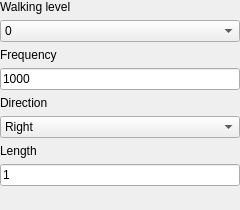
analogdevicesinc/scopy, file ui/patterns/walkingpattern.ui: the form before one commit.
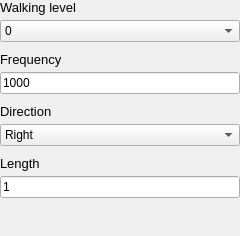
The form after the commit.

Commit message: PatternGenerator: Fix spacing and set font size

Patch:
```diff
--- a/ui/patterns/walkingpattern.ui
+++ b/ui/patterns/walkingpattern.ui
@@ -7,13 +7,16 @@
     <x>0</x>
     <y>0</y>
     <width>240</width>
-    <height>210</height>
+    <height>236</height>
    </rect>
   </property>
   <property name="windowTitle">
    <string>Form</string>
   </property>
-  <layout class="QFormLayout" name="formLayout">
+  <layout class="QVBoxLayout" name="verticalLayout_2">
+   <property name="spacing">
+    <number>10</number>
+   </property>
    <property name="leftMargin">
     <number>0</number>
    </property>
@@ -26,56 +29,86 @@
    <property name="bottomMargin">
     <number>0</number>
    </property>
-   <item row="0" column="0">
+   <item>
+    <layout class="QVBoxLayout" name="verticalLayout_3">
+     <property name="spacing">
+      <number>5</number>
+     </property>
+     <property name="topMargin">
+      <number>0</number>
+     </property>
+     <item>
     <widget class="QLabel" name="label">
+       <property name="styleSheet">
+        <string notr="true">font-size: 13px;</string>
+       </property>
      <property name="text">
       <string>Walking level</string>
      </property>
     </widget>
    </item>
-   <item row="2" column="0">
+     <item>
+      <widget class="QComboBox" name="level_CB">
+       <item>
+        <property name="text">
+         <string>0</string>
+        </property>
+       </item>
+       <item>
+        <property name="text">
+         <string>1</string>
+        </property>
+       </item>
+      </widget>
+     </item>
+    </layout>
+   </item>
+   <item>
+    <layout class="QVBoxLayout" name="verticalLayout_4">
+     <property name="spacing">
+      <number>5</number>
+     </property>
+     <property name="topMargin">
+      <number>0</number>
+     </property>
+     <item>
     <widget class="QLabel" name="label_2">
+       <property name="styleSheet">
+        <string notr="true">font-size: 13px;</string>
+       </property>
      <property name="text">
       <string>Frequency</string>
      </property>
     </widget>
    </item>
-   <item row="4" column="0">
-    <widget class="QLabel" name="label_3">
-     <property name="text">
-      <string>Direction</string>
-     </property>
-    </widget>
-   </item>
-   <item row="6" column="0">
-    <widget class="QLabel" name="label_4">
-     <property name="text">
-      <string>Length</string>
-     </property>
-    </widget>
-   </item>
-   <item row="3" column="0" colspan="2">
+     <item>
     <widget class="QLineEdit" name="frequency_LE">
      <property name="text">
       <string>1000</string>
      </property>
     </widget>
    </item>
-   <item row="1" column="0" colspan="2">
-    <widget class="QComboBox" name="level_CB">
+    </layout>
+   </item>
      <item>
-      <property name="text">
-       <string>0</string>
-      </property>
-     </item>
+    <layout class="QVBoxLayout" name="verticalLayout_5">
+     <property name="spacing">
+      <number>5</number>
+     </property>
+     <property name="topMargin">
+      <number>0</number>
+     </property>
      <item>
+      <widget class="QLabel" name="label_3">
+       <property name="styleSheet">
+        <string notr="true">font-size: 13px;</string>
+       </property>
       <property name="text">
-       <string>1</string>
-      </property>
-     </item>
-    </widget>
-   </item>
-   <item row="5" column="0" colspan="2">
+        <string>Direction</string>
+       </property>
+      </widget>
+     </item>
+     <item>
     <widget class="QComboBox" name="direction_CB">
      <item>
       <property name="text">
@@ -89,14 +122,36 @@
      </item>
     </widget>
    </item>
-   <item row="7" column="0" colspan="2">
+    </layout>
+   </item>
+   <item>
+    <layout class="QVBoxLayout" name="verticalLayout_6">
+     <property name="spacing">
+      <number>5</number>
+     </property>
+     <property name="topMargin">
+      <number>0</number>
+     </property>
+     <item>
+      <widget class="QLabel" name="label_4">
+       <property name="styleSheet">
+        <string notr="true">font-size: 13px;</string>
+       </property>
+       <property name="text">
+        <string>Length</string>
+       </property>
+      </widget>
+     </item>
+     <item>
     <widget class="QLineEdit" name="length_LE">
      <property name="text">
       <string>1</string>
      </property>
     </widget>
    </item>
-   <item row="8" column="0">
+    </layout>
+   </item>
+   <item>
     <spacer name="verticalSpacer">
      <property name="orientation">
       <enum>Qt::Vertical</enum>
```
Lines whose indentation alone changed are shown as unchanged. The commit also changes 8 other files.
